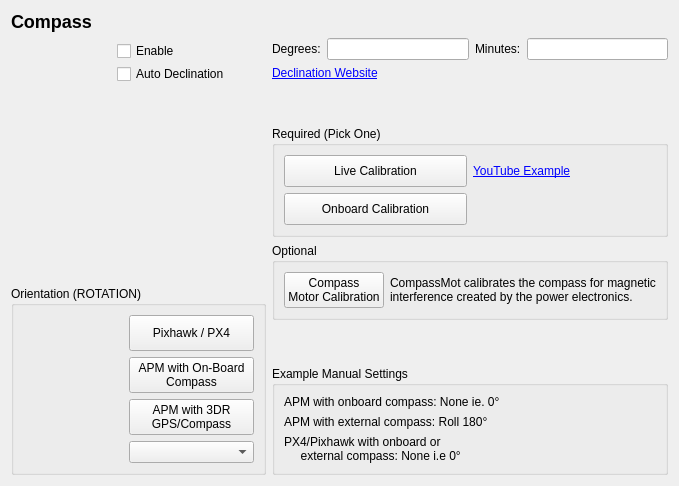
Qt form src/ui/configuration/CompassConfig.ui (tjdodson/apm_planner) before a commit.
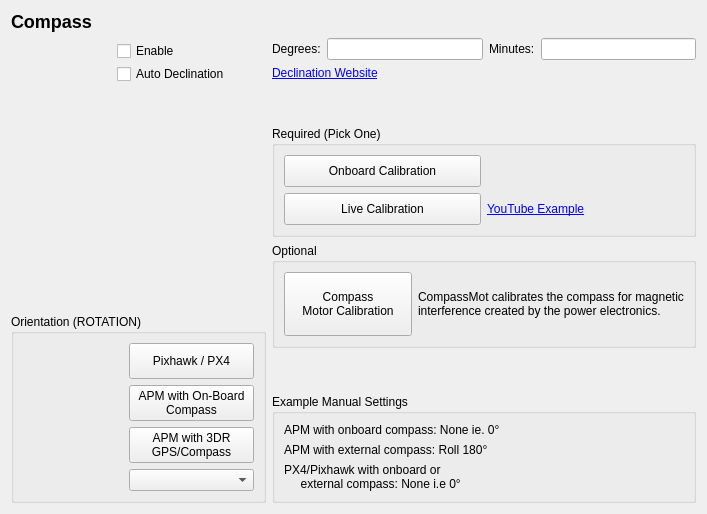
The same form after that commit. Icons and pictures are not drawn.

Commit message:
Fixes Live Compass Calibration
Live compass calibration is not supported in Ardupilot 4.0+
Adds warning to alert user live calibration will fail

```diff
--- a/src/ui/configuration/CompassConfig.ui
+++ b/src/ui/configuration/CompassConfig.ui
@@ -361,6 +361,19 @@
               <string>Required (Pick One)</string>
              </property>
              <layout class="QGridLayout" name="gridLayout_2">
+              <item row="0" column="0">
+               <widget class="QPushButton" name="onboardCalibrationButton">
+                <property name="minimumSize">
+                 <size>
+                  <width>101</width>
+                  <height>32</height>
+                 </size>
+                </property>
+                <property name="text">
+                 <string>Onboard Calibration</string>
+                </property>
+               </widget>
+              </item>
               <item row="3" column="1">
                <widget class="QLabel" name="youTubeDemoLinkLabel_4">
                 <property name="text">
@@ -384,19 +397,6 @@
                 </property>
                </widget>
               </item>
-              <item row="4" column="0">
-               <widget class="QPushButton" name="onboardCalibrationButton">
-                <property name="minimumSize">
-                 <size>
-                  <width>101</width>
-                  <height>32</height>
-                 </size>
-                </property>
-                <property name="text">
-                 <string>Onboard Calibration</string>
-                </property>
-               </widget>
-              </item>
              </layout>
             </widget>
            </item>
@@ -422,14 +422,23 @@
              <widget class="QPushButton" name="compassMotButton">
               <property name="minimumSize">
                <size>
-                <width>0</width>
-                <height>32</height>
+                <width>128</width>
+                <height>64</height>
+               </size>
+              </property>
+              <property name="maximumSize">
+               <size>
+                <width>128</width>
+                <height>64</height>
                </size>
               </property>
               <property name="text">
                <string>Compass
 Motor Calibration</string>
               </property>
+              <property name="flat">
+               <bool>false</bool>
+              </property>
              </widget>
             </item>
            </layout>
```
Left out of the diff: 74 changed lines with no effect on the pictures. The commit also changes 2 other files.
